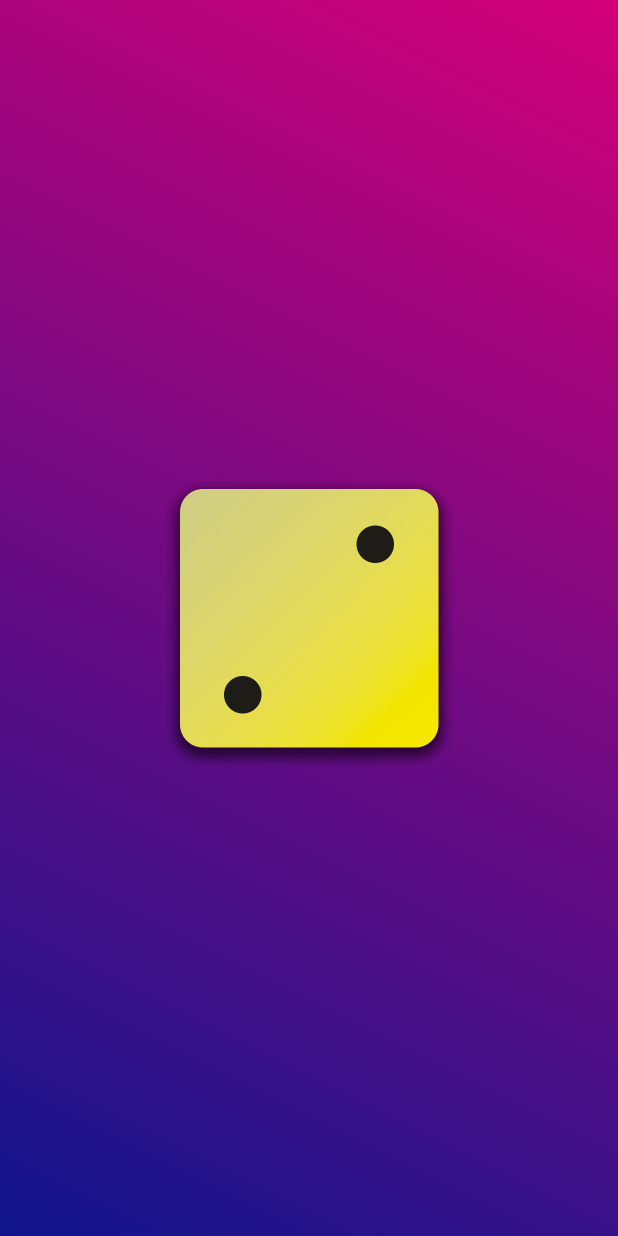
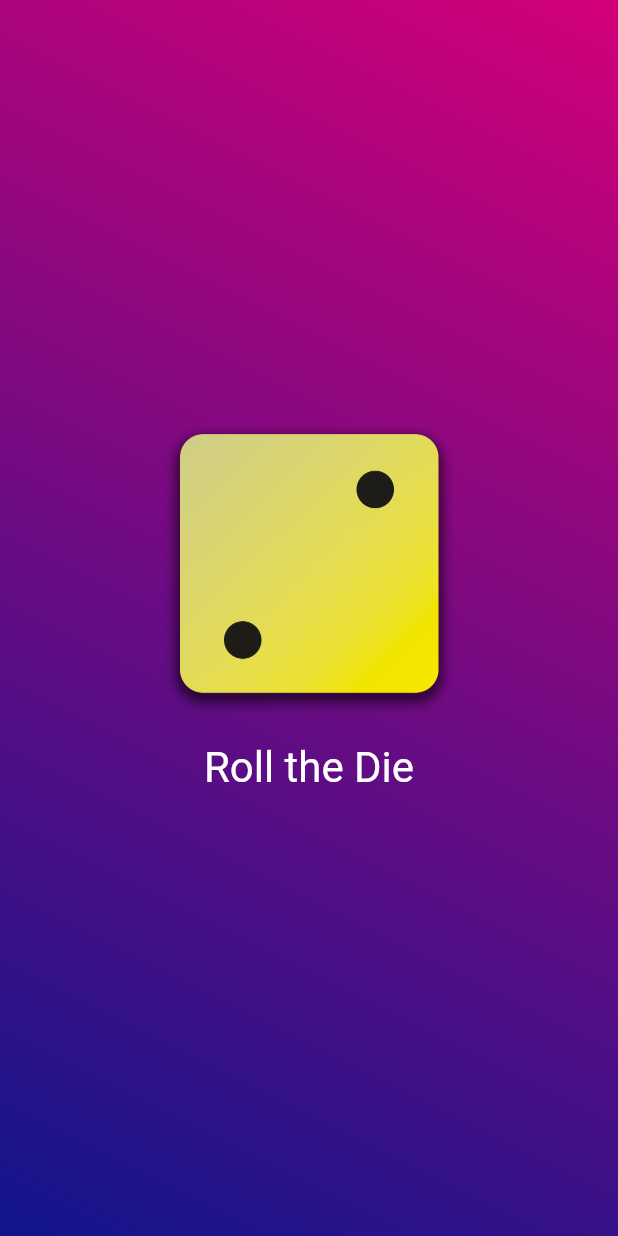
Before and after one commit to chris-zaharia/first_app, a Flutter app: the screen it shows after launch, on a phone screen of 412 x 824 dp. Run offline on Flutter 3.47's test engine with Material 3 defaults, Android fonts, the phone set to English and light mode, and no system bars.

Commit message:
fixed images/dice/button

```diff
--- a/lib/gradient_container.dart
+++ b/lib/gradient_container.dart
@@ -19,8 +19,25 @@ class GradientContainer extends StatelessWidget {
         ),
       ),
       child: Center(
-        child: Image.asset('assets/images/dice-2.png',
-        width: 200,
+        child: Column(
+          mainAxisSize: MainAxisSize.min,
+          children: [
+            Image.asset(
+              'assets/images/dice-2.png',
+              width: 200,
+            ),
+            TextButton(
+              onPressed: () {},
+              style: TextButton.styleFrom(
+                padding: const EdgeInsets.all(20),
+                foregroundColor: Colors.white,
+                textStyle: const TextStyle(
+                  fontSize: 28,
+                ),
+              ),
+              child: const Text("Roll the Die"),
+            ),
+          ],
         ),
       ),
     );
```
